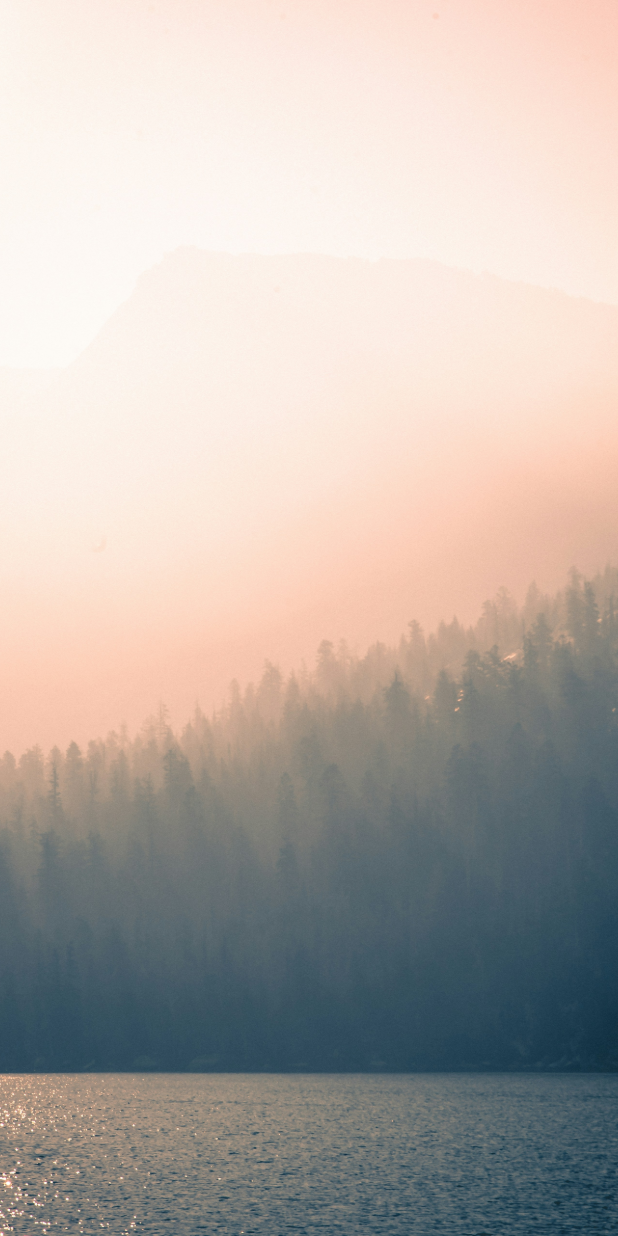
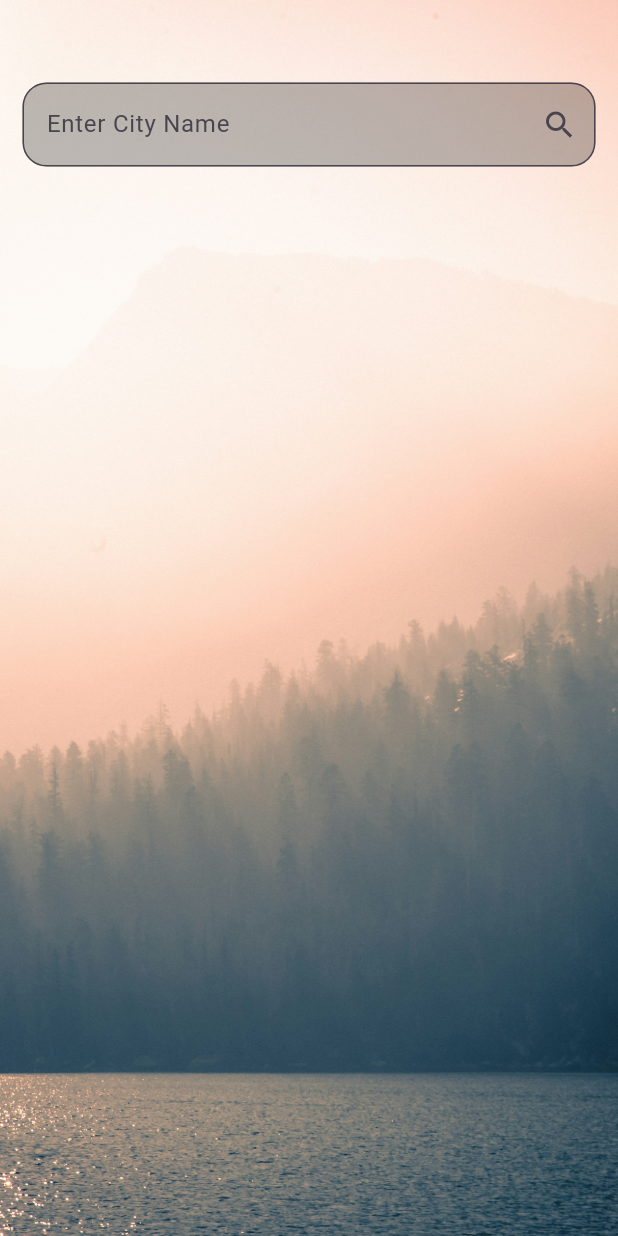
Before and after one commit to Yasitha-Bhanuka/weatherapp, a Flutter app: the screen it shows after launch, on a phone screen of 412 x 824 dp. Run offline on Flutter 3.47's test engine with Material 3 defaults, Android fonts, the phone set to English and light mode, and no system bars.

Commit message:
Add search input field to WeatherPage and disable debug banner

```diff
--- a/lib/main.dart
+++ b/lib/main.dart
@@ -10,6 +10,7 @@ class WeatherApp extends StatelessWidget {
   @override
   Widget build(BuildContext context) {
     return MaterialApp(
+      debugShowCheckedModeBanner: false,
       home: WeatherPage(),
     );
   }
@@ -34,6 +35,27 @@ class _WeatherPageState extends State<WeatherPage> {
           width: double.infinity,
           height: double.infinity,
         ),
+        Padding(
+          padding: const EdgeInsets.all(15),
+          child: SingleChildScrollView(
+            child: Column(
+              children: [
+                SizedBox(height: 40),
+                TextField(
+                  decoration: InputDecoration(
+                    hintText: 'Enter City Name',
+                    suffixIcon: Icon(Icons.search),
+                    border: OutlineInputBorder(
+                      borderRadius: BorderRadius.all(Radius.circular(16)),
+                    ),
+                    filled: true,
+                    fillColor: Colors.black26,
+                  ),
+                )
+              ],
+            ),
+          ),
+        )
       ],
     ));
   }
```
